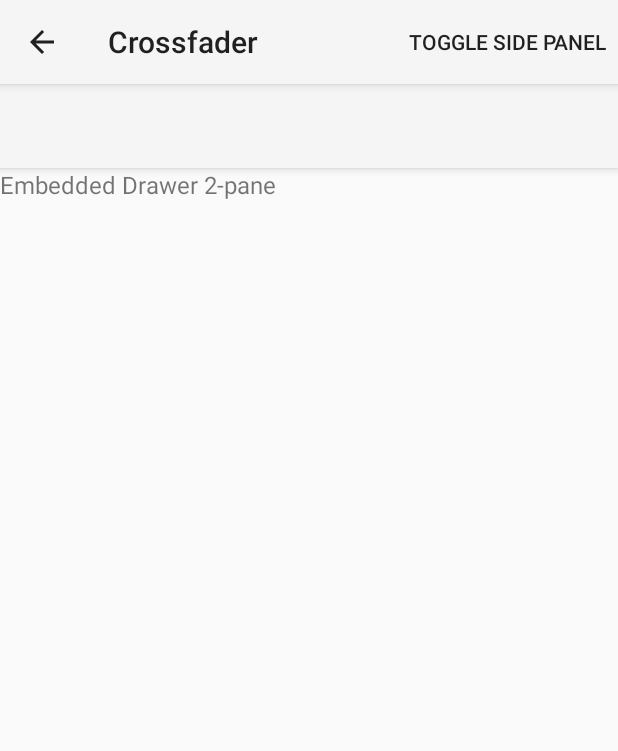
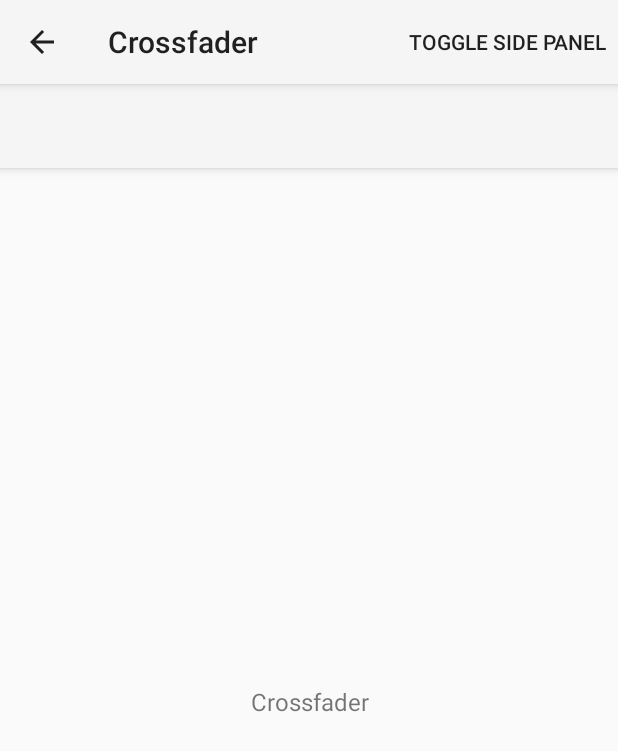
Before and after one commit to mikepenz/Crossfader, an Android app: the screen it shows after launch (SimpleActivity), on a phone screen of 412 x 824 dp. Shown: the top 751 px of the screen. Run offline under Robolectric (Android 15) with nearby library versions, the phone set to English and light mode, and no system bars; our stand-ins replace Picasso; libraries missing offline, so code that uses them is left out: com.mikepenz.materialdrawer, com.mikepenz.materialize; pictures from the network do not load; 13 statements that could not run were skipped.

Commit message:
* improve and clean up sample app

```diff
--- a/app/src/main/java/com/mikepenz/crossfader/app/SimpleActivity.java
+++ b/app/src/main/java/com/mikepenz/crossfader/app/SimpleActivity.java
@@ -23,10 +23,10 @@ import com.mikepenz.materialdrawer.AccountHeaderBuilder;
 import com.mikepenz.materialdrawer.Drawer;
 import com.mikepenz.materialdrawer.DrawerBuilder;
 import com.mikepenz.materialdrawer.MiniDrawer;
+import com.mikepenz.materialdrawer.model.DividerDrawerItem;
 import com.mikepenz.materialdrawer.model.PrimaryDrawerItem;
 import com.mikepenz.materialdrawer.model.ProfileDrawerItem;
 import com.mikepenz.materialdrawer.model.SecondaryDrawerItem;
-import com.mikepenz.materialdrawer.model.SectionDrawerItem;
 import com.mikepenz.materialdrawer.model.interfaces.IDrawerItem;
 import com.mikepenz.materialdrawer.model.interfaces.IProfile;
 import com.mikepenz.materialdrawer.model.interfaces.Nameable;
@@ -34,8 +34,6 @@ import com.mikepenz.materialize.MaterializeBuilder;
 import com.mikepenz.materialize.color.Material;
 
 public class SimpleActivity extends AppCompatActivity {
-    private static final int PROFILE_SETTING = 1;
-
     //save our header or result
     private AccountHeader headerResult = null;
     private Drawer result = null;
@@ -89,14 +87,14 @@ public class SimpleActivity extends AppCompatActivity {
                 .withTranslucentStatusBar(false)
                 .withAccountHeader(headerResult) //set the AccountHeader we created earlier for the header
                 .addDrawerItems(
-                        new PrimaryDrawerItem().withName(R.string.drawer_item_compact_header).withIcon(GoogleMaterial.Icon.gmd_wb_sunny).withIdentifier(1),
-                        new PrimaryDrawerItem().withName(R.string.drawer_item_action_bar).withIcon(FontAwesome.Icon.faw_home).withIdentifier(2),
-                        new PrimaryDrawerItem().withName(R.string.drawer_item_multi_drawer).withIcon(FontAwesome.Icon.faw_gamepad).withIdentifier(3),
-                        new PrimaryDrawerItem().withName(R.string.drawer_item_non_translucent_status_drawer).withIcon(FontAwesome.Icon.faw_eye).withIdentifier(4),
-                        new PrimaryDrawerItem().withDescription("A more complex sample").withName(R.string.drawer_item_complex_header_drawer).withIcon(GoogleMaterial.Icon.gmd_adb).withIdentifier(5),
-                        new PrimaryDrawerItem().withName(R.string.drawer_item_simple_fragment_drawer).withIcon(GoogleMaterial.Icon.gmd_style).withIdentifier(6),
-                        new SectionDrawerItem().withName(R.string.drawer_item_section_header),
-                        new SecondaryDrawerItem().withName(R.string.drawer_item_open_source).withIcon(FontAwesome.Icon.faw_github)
+                        new PrimaryDrawerItem().withName(R.string.drawer_item_first).withIcon(GoogleMaterial.Icon.gmd_wb_sunny).withIdentifier(1),
+                        new PrimaryDrawerItem().withName(R.string.drawer_item_second).withIcon(FontAwesome.Icon.faw_home).withIdentifier(2),
+                        new PrimaryDrawerItem().withName(R.string.drawer_item_third).withIcon(FontAwesome.Icon.faw_gamepad).withIdentifier(3),
+                        new PrimaryDrawerItem().withName(R.string.drawer_item_fourth).withIcon(FontAwesome.Icon.faw_eye).withIdentifier(4),
+                        new PrimaryDrawerItem().withDescription("A more complex sample").withName(R.string.drawer_item_fifth).withIcon(GoogleMaterial.Icon.gmd_adb).withIdentifier(5),
+                        new PrimaryDrawerItem().withName(R.string.drawer_item_sixth).withIcon(GoogleMaterial.Icon.gmd_style).withIdentifier(6),
+                        new DividerDrawerItem(),
+                        new SecondaryDrawerItem().withName(R.string.drawer_item_seventh).withIcon(FontAwesome.Icon.faw_github)
                 ) // add the items we want to use with our Drawer
                 .withOnDrawerItemClickListener(new Drawer.OnDrawerItemClickListener() {
                     @Override
@@ -111,13 +109,16 @@ public class SimpleActivity extends AppCompatActivity {
                 })
                 .withSavedInstance(savedInstanceState);
 
-        // Embed only if orientation is Landscape (regular drawer in Portrait)
+        // build only the view of the Drawer (don't inflate it automatically in our layout which is done with .build())
         result = builder.buildView();
+        // create the MiniDrawer and deinfe the drawer and header to be used (it will automatically use the items from them)
         miniResult = new MiniDrawer().withDrawer(result).withAccountHeader(headerResult);
 
+        //get the widths in px for the first and second panel
         int firstWidth = (int) UIUtils.convertDpToPixel(200, this);
         int secondWidth = (int) UIUtils.convertDpToPixel(72, this);
 
+        //create and build our crossfader (see the MiniDrawer is also builded in here, as the build method returns the view to be used in the crossfader)
         crossFader = new Crossfader()
                 .withContent(findViewById(R.id.crossfade_content))
                 .withFirst(result.getSlider(), firstWidth)
@@ -125,7 +126,11 @@ public class SimpleActivity extends AppCompatActivity {
                 .withSavedInstance(savedInstanceState)
                 .build();
 
+        //define the crossfader to be used with the miniDrawer. This is required to be able to automatically toggle open / close
         miniResult.withCrossFader(new CrossfadeWrapper(crossFader));
+
+        //define a shadow (this is only for normal LTR layouts if you have a RTL app you need to define the other one
+        crossFader.getCrossFadeSlidingPaneLayout().setShadowResourceLeft(R.drawable.material_drawer_shadow_left);
     }
 
     @Override
@@ -144,7 +149,6 @@ public class SimpleActivity extends AppCompatActivity {
         MenuInflater inflater = getMenuInflater();
         inflater.inflate(R.menu.main, menu);
         menu.findItem(R.id.menu_1).setIcon(new IconicsDrawable(this, GoogleMaterial.Icon.gmd_sort).color(Color.WHITE).actionBar());
-
         return true;
     }
 
--- a/app/src/main/res/layout/activity_simple.xml
+++ b/app/src/main/res/layout/activity_simple.xml
@@ -22,7 +22,8 @@
             android:layout_width="match_parent"
             android:layout_height="match_parent"
             android:layout_gravity="center"
-            android:text="@string/drawer_item_embedded_drawer_dualpane"
+            android:gravity="center"
+            android:text="@string/app_name"
             android:textSize="16sp" />
     </FrameLayout>
 </RelativeLayout>
--- a/app/src/main/res/menu/main.xml
+++ b/app/src/main/res/menu/main.xml
@@ -3,6 +3,6 @@
     <item
         android:id="@+id/menu_1"
         android:orderInCategory="1"
-        android:title="Toggle Side Panel"
+        android:title="@string/action_toggle"
         app:showAsAction="ifRoom" />
 </menu>
--- a/app/src/main/res/values/strings.xml
+++ b/app/src/main/res/values/strings.xml
@@ -1,35 +1,20 @@
 <resources>
     <string name="app_name">Crossfader</string>
 
-
-    <string name="title_two_pane">Two-pane</string>
-    <string name="title_partially_shown_pane">Partially shown pane</string>
-    <string name="title_cross_fade_pane">Cross-fade pane</string>
-    <string name="pane_1">Pane 1</string>
-    <string name="pane_2">Pane 2</string>
-    <string name="partial">Partial</string>
-    <string name="full">full</string>
-
     <!-- Sample menu -->
-    <string name="action_settings">Settings</string>
+    <string name="action_toggle">Toggle Side Panel</string>
 
     <!-- Drawer Items -->
-    <string name="drawer_item_compact_header">CompactHeader Drawer</string>
-    <string name="drawer_item_action_bar">ActionBar Drawer</string>
-    <string name="drawer_item_multi_drawer">Multi Drawer</string>
-    <string name="drawer_item_non_translucent_status_drawer">NonTranslucentStatus Drawer</string>
-    <string name="drawer_item_complex_header_drawer">ComplexHeader Drawer</string>
-    <string name="drawer_item_simple_fragment_drawer">SimpleFragment Drawer</string>
-    <string name="drawer_item_embedded_drawer_dualpane">Embedded Drawer 2-pane</string>
-    <string name="drawer_item_embedded_drawer_dualpane_desc">Embedded Drawer 2-pane\n(rotate device)</string>
-    <string name="drawer_item_fullscreen_drawer">FullScreen Drawer</string>
-    <string name="drawer_item_custom_container_drawer">CustomContainer Drawer</string>
-    <string name="drawer_item_home">Home</string>
-    <string name="drawer_item_free_play">Free Play</string>
-    <string name="drawer_item_custom">Custom</string>
-    <string name="drawer_item_section_header">Section Header</string>
-    <string name="drawer_item_settings">Settings</string>
-    <string name="drawer_item_help">Help</string>
-    <string name="drawer_item_open_source">Open Source</string>
-    <string name="drawer_item_contact">Contact</string>
+    <string name="drawer_item_first">First item</string>
+    <string name="drawer_item_second">Second item</string>
+    <string name="drawer_item_third">Third item</string>
+    <string name="drawer_item_fourth">Fourth item</string>
+    <string name="drawer_item_fifth">Fifth item</string>
+    <string name="drawer_item_sixth">Sixth item</string>
+    <string name="drawer_item_seventh">Seventh item</string>
+    <string name="drawer_item_eighth">Eighth item</string>
+    <string name="drawer_item_ninth">Ninth item</string>
+    <string name="drawer_item_tenth">Tenth item</string>
+    <string name="drawer_item_eleventh">Eleventh item</string>
+    <string name="drawer_item_twelfth">Twelfth item</string>
 </resources>
```
